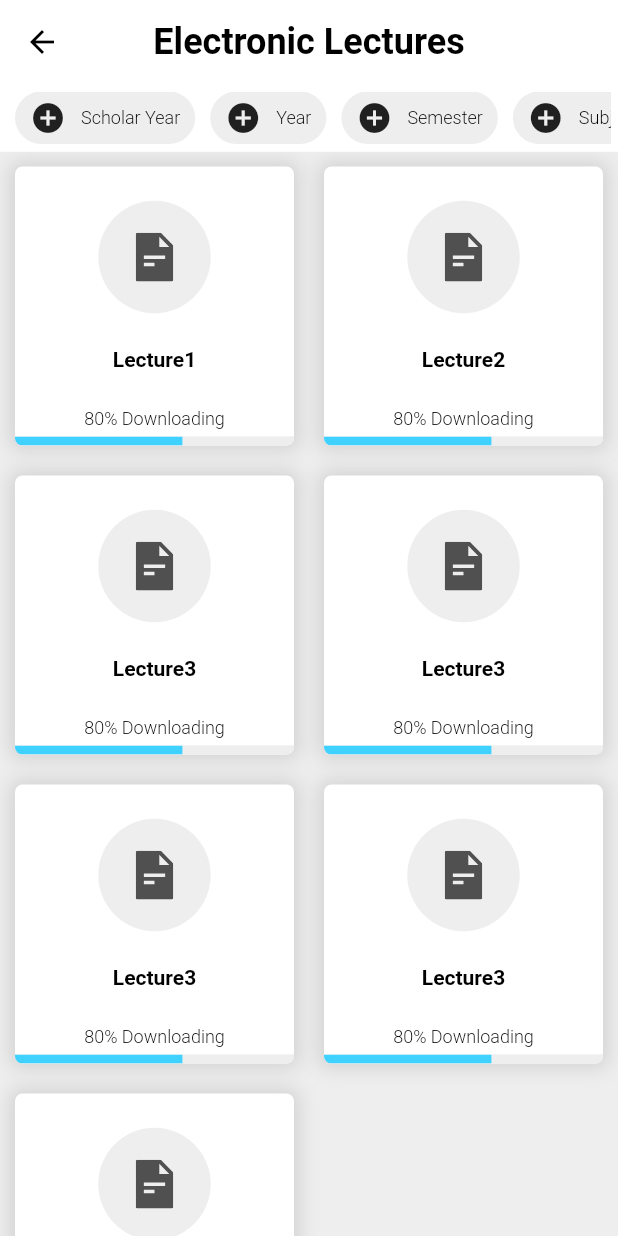
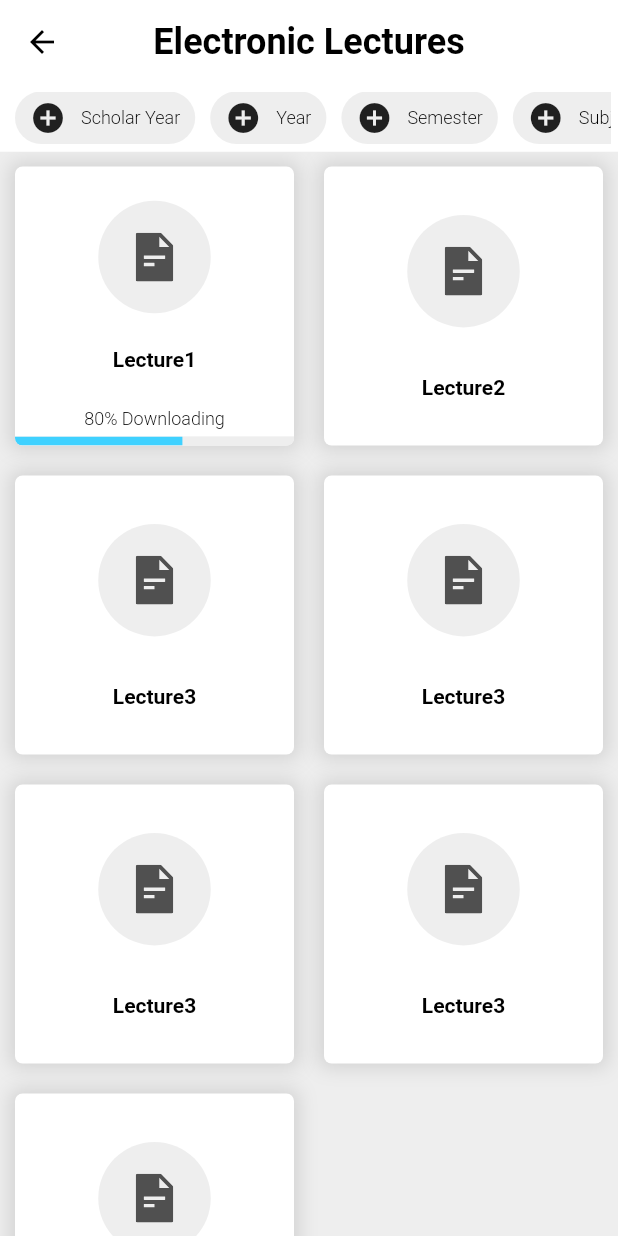
Before and after one commit to Samir-N-Ahmad/university_management_system, a Flutter app: the screen it shows after launch, after a tap on "Lectures", on a phone screen of 412 x 824 dp. Run offline on Flutter 3.47's test engine with Material 2 defaults, Android fonts, the phone set to English and light mode, and no system bars; our stand-ins replace flutter_svg.

Commit message:
UMS-1 Add downloading option to Lecture widget.

```diff
--- a/lib/view/widgets/lecture_widget.dart
+++ b/lib/view/widgets/lecture_widget.dart
@@ -9,9 +9,14 @@ typedef OnDownload = void Function();
 class LectureWidget extends StatelessWidget {
   final String _lecture;
   final OnDownload _onDownload;
+  final bool _downloading;
 
-  LectureWidget({@required OnDownload onDownload, @required String title})
+  LectureWidget(
+      {@required OnDownload onDownload,
+      @required String title,
+      bool downloading = false})
       : _lecture = title,
+        _downloading = downloading,
         _onDownload = onDownload;
   @override
   Widget build(BuildContext context) => GestureDetector(
@@ -37,15 +42,16 @@ class LectureWidget extends StatelessWidget {
               _lecture,
               style: app_settings.TextStyles.TEXT_SMALL_BOLD_DARK,
             )),
-            Row(
+            _downloading
+                ? Row(
                     children: [
                       Expanded(
                           child: Column(
                         children: [
                           Text(
                             "80% Downloading",
-                      style:
-                          app_settings.TextStyles.TEXT_EXTRA_SMALL_REGULAR_DARK,
+                            style: app_settings
+                                .TextStyles.TEXT_EXTRA_SMALL_REGULAR_DARK,
                           ),
                           SizedBox(
                             height: 5,
@@ -67,8 +73,8 @@ class LectureWidget extends StatelessWidget {
                                     minHeight: 6,
                                     value: 0.6,
                                     backgroundColor: Color(0XFFEEEEEE),
-                              valueColor:
-                                  AlwaysStoppedAnimation(Color(0XFF3FD1FF)),
+                                    valueColor: AlwaysStoppedAnimation(
+                                        Color(0XFF3FD1FF)),
                                   ))
                             ],
                           )
@@ -76,6 +82,7 @@ class LectureWidget extends StatelessWidget {
                       ))
                     ],
                   )
+                : Container()
           ],
         ),
         decoration: BoxDecoration(
```
Lines whose indentation alone changed are shown as unchanged.
